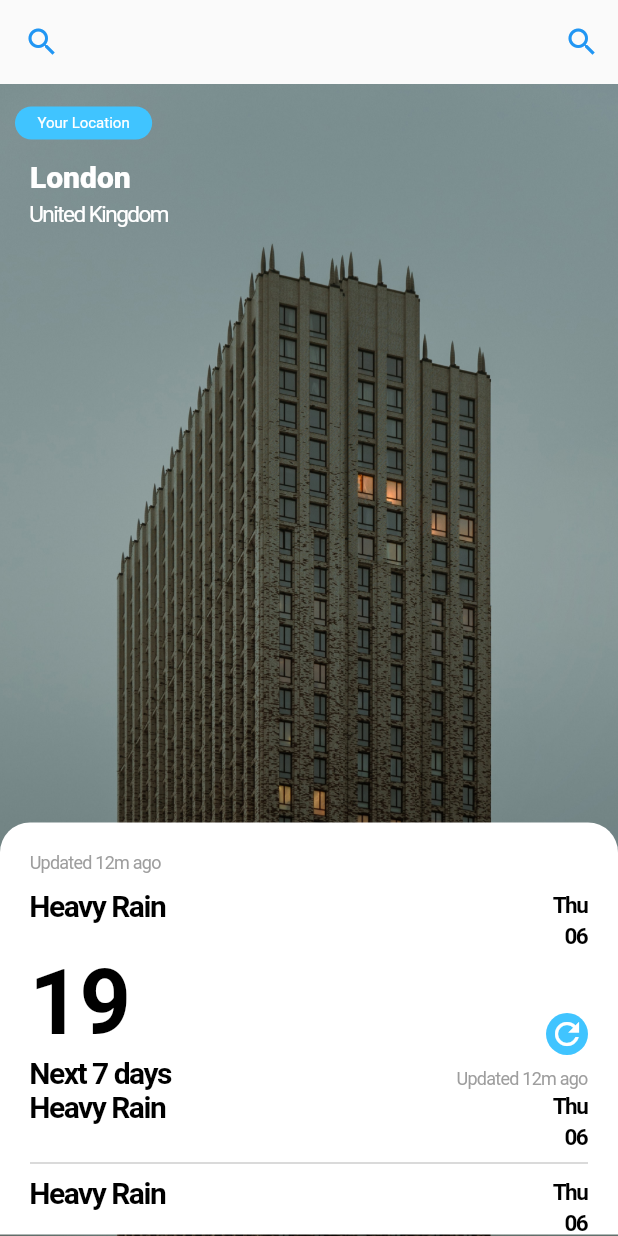
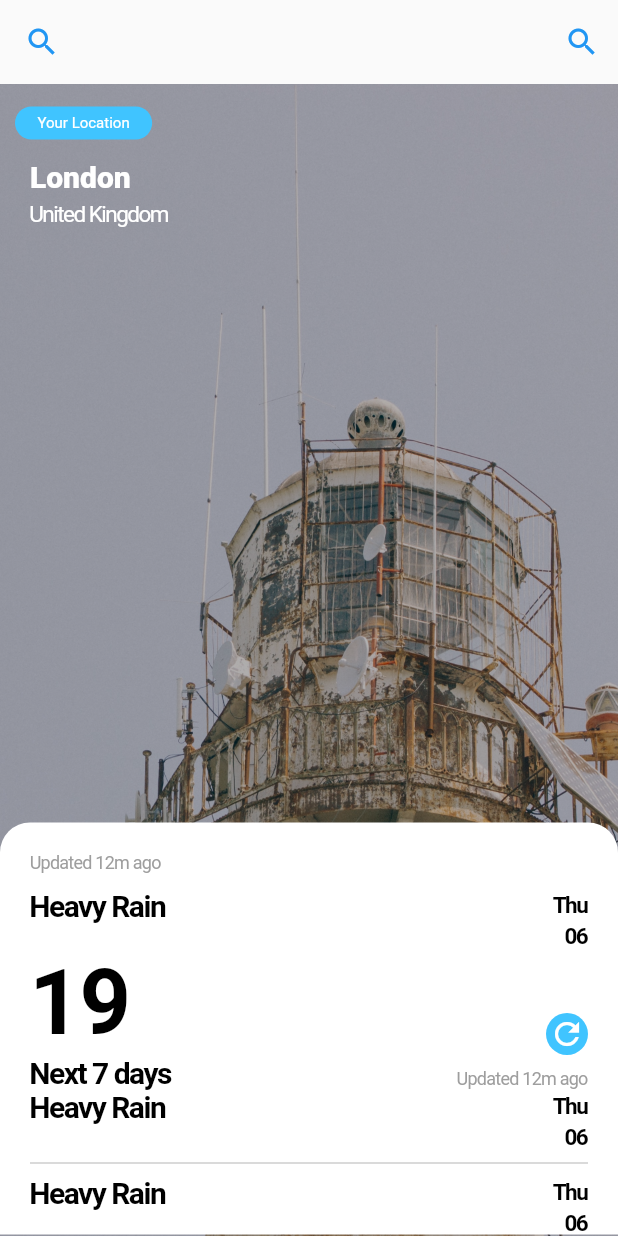
Before and after one commit to naxer-12/daily-news, a Flutter app: the WeatherScreen screen opened by its route, on a phone screen of 412 x 824 dp. Run offline on Flutter 3.47's test engine with Material 2 defaults, Android fonts, the phone set to English and light mode, and no system bars; our stand-ins replace cached_network_image, dartz, data_connection_checker, dio, flutter_icons, get_it and 4 more; accounts and stored records are empty; generated files the repository leaves out were written again; network calls fail.

Commit message:
Added gradient over image

```diff
--- a/lib/features/weather_screen/presentation/weather_screen.dart
+++ b/lib/features/weather_screen/presentation/weather_screen.dart
@@ -21,8 +21,11 @@ class _WeatherScreenState extends State<WeatherScreen> {
         children: [
           Container(
             child: Image.asset(
-              "assets/mock_assets/russia.jpg",
+              "assets/mock_assets/russia_2.jpg",
               fit: BoxFit.cover,
+              // colorBlendMode: ,
+              color: Colors.black.withOpacity(0.3),
+              colorBlendMode: BlendMode.hardLight,
               // height: double.infinity,
               // width: double.infinity,
             ),
--- a/pubspec.yaml
+++ b/pubspec.yaml
@@ -72,3 +72,4 @@ flutter:
   assets:
     - assets/images/news_icon.png
     - assets/mock_assets/russia.jpg
+    - assets/mock_assets/russia_2.jpg
```
Also changed, not shown: assets/mock_assets/russia_2.jpg (added).
